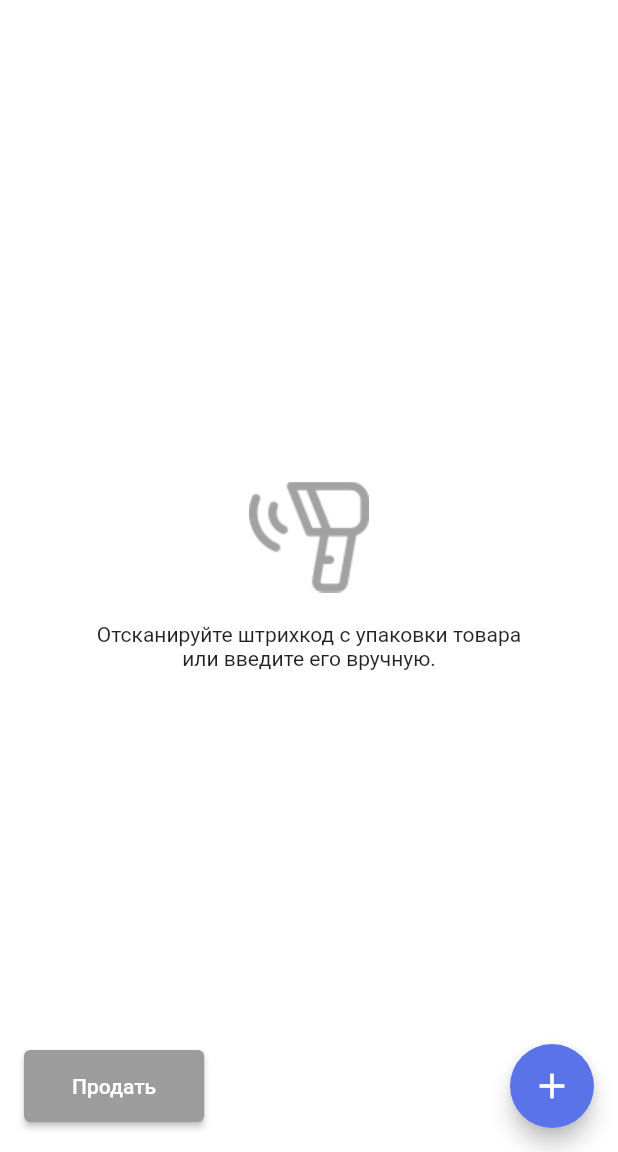
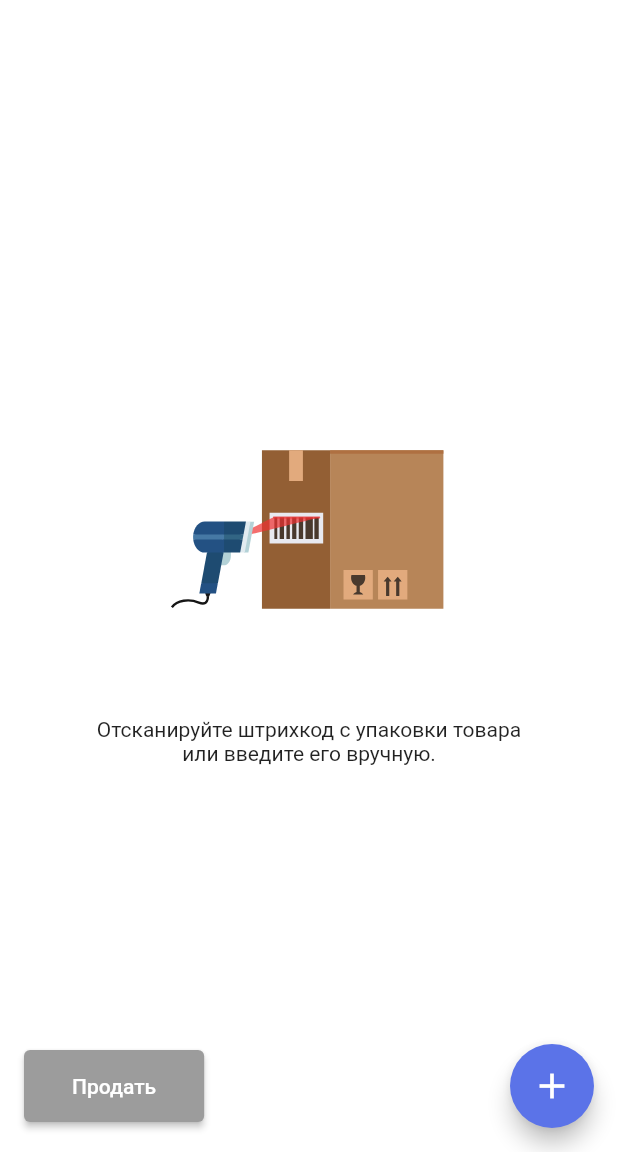
Before and after one commit to AkhmedovSH/flutter_mdokon_cashier, a Flutter app: the Index screen opened by its route, on a phone screen of 412 x 824 dp, the part 84-1236 px from its top. Run offline on Flutter 3.47's test engine with Material 2 defaults, Android fonts, the phone set to English and light mode, and no system bars; our stand-ins replace dio, flutter_spinkit, get, lottie, package_info_plus, shared_preferences; missing offline and left inert: syncfusion_flutter_barcodes; accounts and stored records are empty.

Commit message:
some fix

```diff
--- a/lib/pages/index.dart
+++ b/lib/pages/index.dart
@@ -4,6 +4,7 @@ import 'package:flutter/material.dart';
 import 'package:get/get.dart';
 import 'package:flutter/services.dart';
 import 'package:shared_preferences/shared_preferences.dart';
+import 'package:lottie/lottie.dart';
 
 import 'package:kassa/helpers/api.dart';
 import 'package:kassa/helpers/globals.dart';
@@ -379,9 +380,14 @@ class _IndexState extends State<Index> {
           ? Column(
               mainAxisAlignment: MainAxisAlignment.center,
               children: [
-                Image.asset(
-                  'images/barcode-scanner.png',
+                SizedBox(
+                  width: 200,
+                  height: 200,
+                  child: Lottie.asset('images/lottie/scan_1.json'),
                 ),
+                // Image.asset(
+                //   'images/barcode-scanner.png',
+                // ),
                 SizedBox(height: 20),
                 Center(
                   child: Text(
--- a/pubspec.yaml
+++ b/pubspec.yaml
@@ -43,6 +43,7 @@ dependencies:
   flutter_spinkit: ^5.1.0
   flutter_easyloading: ^3.0.3
   syncfusion_flutter_barcodes: ^19.4.47
+  lottie: ^1.2.1
 
 
 flutter_icons:
@@ -77,6 +78,7 @@ flutter:
   # To add assets to your application, add an assets section, like this:
   assets:
     - images/
+    - images/lottie/
 
   # An image asset can refer to one or more resolution-specific "variants", see
   # https://flutter.dev/assets-and-images/#resolution-aware.
```
Also changed, not shown: images/lottie/scan_1.json (added, +1 -0 lines), pubspec.lock.
